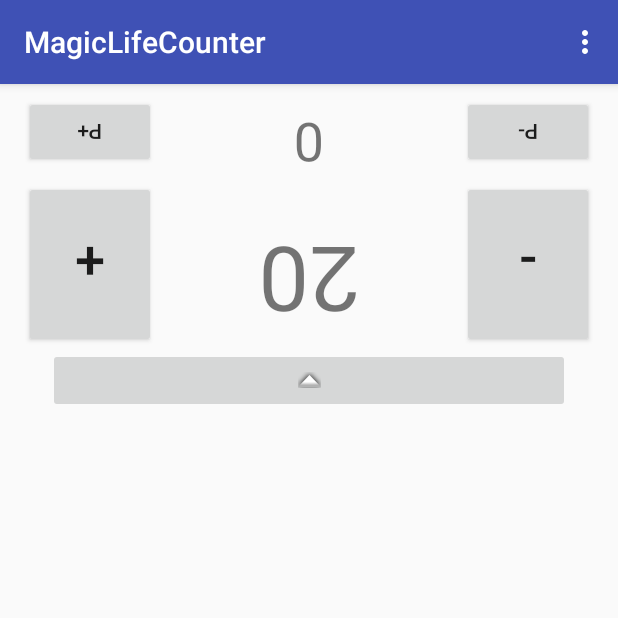
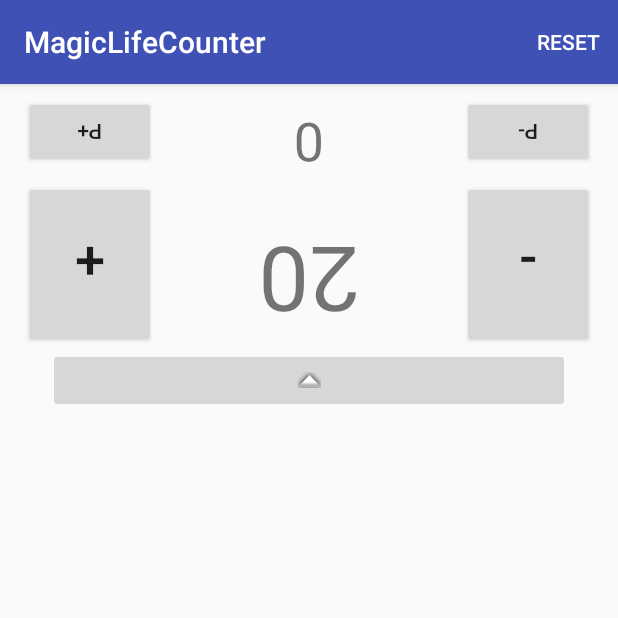
Before and after one commit to Osanchmo/MagicLifeCounter, an Android app: the screen it shows after launch (MainActivity), on a phone screen of 412 x 824 dp, the top half of it. Run offline under Robolectric (Android 15) with nearby library versions, the phone set to English and light mode, and no system bars; 1 statement that could not run was skipped.

```diff
--- a/app/src/main/java/com/example/a21753725a/constraitapp/MainActivityFragment.java
+++ b/app/src/main/java/com/example/a21753725a/constraitapp/MainActivityFragment.java
@@ -1,9 +1,12 @@
 package com.example.a21753725a.constraitapp;
 
+import android.support.annotation.Nullable;
 import android.support.design.widget.Snackbar;
 import android.support.v4.app.Fragment;
 import android.os.Bundle;
 import android.view.LayoutInflater;
+import android.view.Menu;
+import android.view.MenuInflater;
 import android.view.MenuItem;
 import android.view.View;
 import android.view.ViewGroup;
@@ -19,31 +22,29 @@ public class MainActivityFragment extends Fragment {
 
     public MainActivityFragment() {
     }
-boolean reset = false;
+
+
+    Player first;
+    Player second;
 
     @Override
-    public boolean onOptionsItemSelected(MenuItem item) {
-        if (item.getItemId() == R.id.action_settings) {
-            return true;
-        }
-        else
-            return super.onOptionsItemSelected(item);
+    public void onCreate(@Nullable Bundle savedInstanceState) {
+        setHasOptionsMenu(true);
+        super.onCreate(savedInstanceState);
     }
 
     @Override
     public View onCreateView(LayoutInflater inflater, ViewGroup container,
                              Bundle savedInstanceState) {
-        setHasOptionsMenu(true);
 
-        final View frag = inflater.inflate(R.layout.fragment_main, container, false);
+        View frag = inflater.inflate(R.layout.fragment_main, container, false);
+        TextView playerOneL = (TextView) frag.findViewById(R.id.vida);
+        TextView playerTwoL = (TextView) frag.findViewById(R.id.secondVida);
+        TextView playerOneP = (TextView) frag.findViewById(R.id.ven);
+        TextView playerTwoP = (TextView) frag.findViewById(R.id.secondPoison);
 
-        final TextView playerOneL = (TextView) frag.findViewById(R.id.vida);
-        final TextView playerTwoL = (TextView) frag.findViewById(R.id.secondVida);
-        final TextView playerOneP = (TextView) frag.findViewById(R.id.ven);
-        final TextView playerTwoP = (TextView) frag.findViewById(R.id.secondPoison);
-
-        final Player first = new Player(playerOneL, playerOneP);
-        final Player second = new Player(playerTwoL, playerTwoP);
+         first = new Player(playerOneL, playerOneP);
+         second = new Player(playerTwoL, playerTwoP);
 
         //primer jugador
 
@@ -80,6 +81,7 @@ boolean reset = false;
         });
 
         //Segón jugador
+
         Button secondSumVida = (Button) frag.findViewById(R.id.secondSumVida);
         secondSumVida.setOnClickListener(new View.OnClickListener() {
             @Override
@@ -112,6 +114,8 @@ boolean reset = false;
             }
         });
 
+        //Robo de vida para cada jugador
+
         ImageButton twoLifeSteal = (ImageButton) frag.findViewById(R.id.twoLifeSteal);
         twoLifeSteal.setOnClickListener(new View.OnClickListener() {
             @Override
@@ -131,4 +135,27 @@ boolean reset = false;
         });
         return frag;
     }
+
+    //iniciamos el menu
+    public void onCreateOptionsMenu(Menu menu, MenuInflater inflater) {
+        super.onCreateOptionsMenu(menu, inflater);
+        inflater.inflate(R.menu.reset_game, menu);
+    }
+
+    @Override
+    public boolean onOptionsItemSelected(MenuItem item) {
+        int id = item.getItemId();
+
+        if(R.id.resetGame == id) {
+            resetGame();
+            return true;
+        }
+        return super.onOptionsItemSelected(item);
+    }
+
+    public void resetGame(){
+        first.reset();
+        second.reset();
+        Snackbar.make(getView(), "Reset!", Snackbar.LENGTH_SHORT).show();
+    }
 }
--- a/app/src/main/res/menu/menu_main.xml
+++ b/app/src/main/res/menu/menu_main.xml
@@ -6,5 +6,5 @@
         android:id="@+id/action_settings"
         android:orderInCategory="100"
         android:title="@string/action_settings"
-        app:showAsAction="never" />
+        app:showAsAction="never|always" />
 </menu>
```
Also changed, not shown: app/src/main/java/com/example/a21753725a/constraitapp/Player.java (+8 -6 lines).
